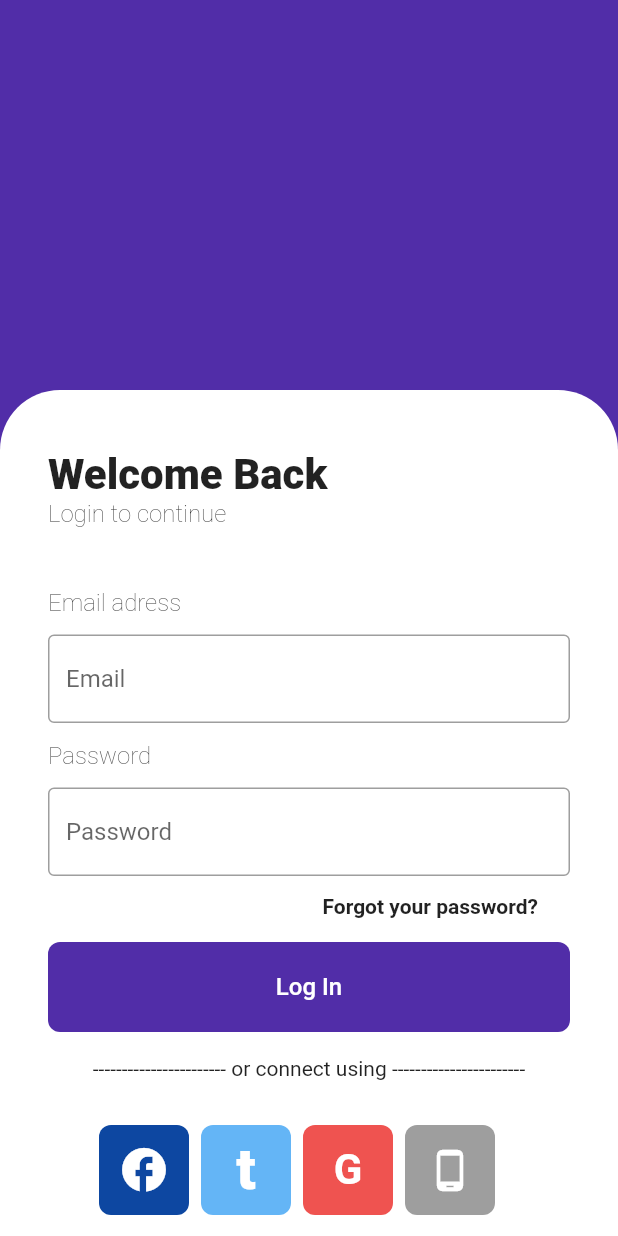
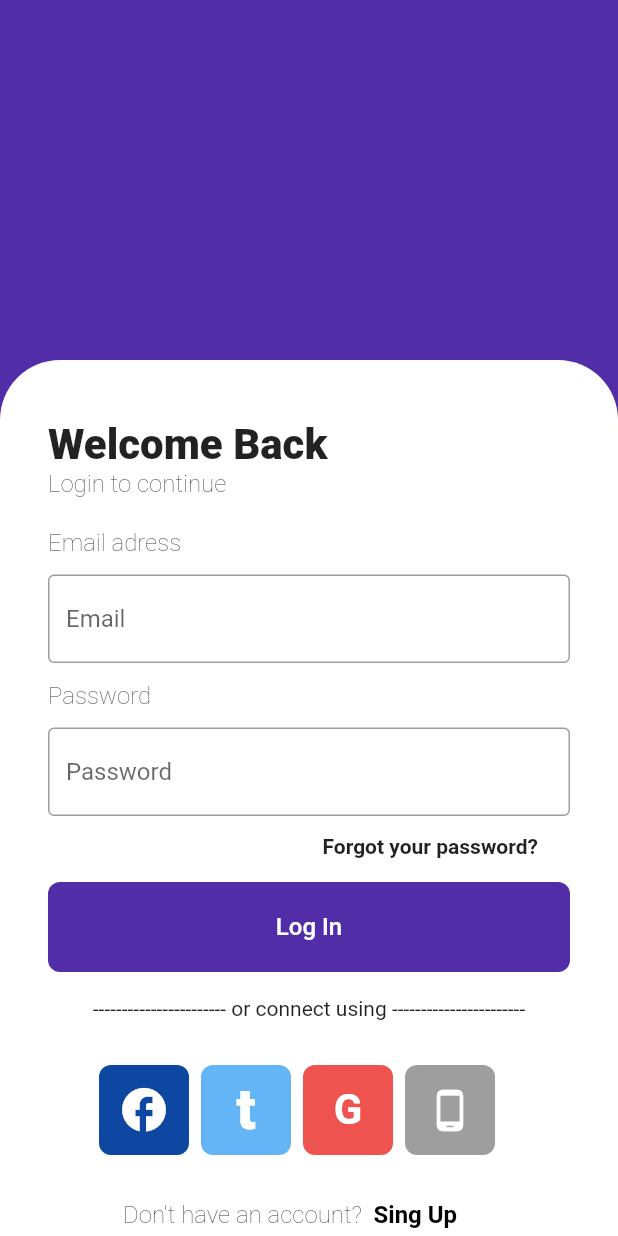
Before and after one commit to ahadjonovss/job_app_ui, a Flutter app: the screen it shows after launch, on a phone screen of 412 x 824 dp. Run offline on Flutter 3.47's test engine with Material 2 defaults, Android fonts, the phone set to English and light mode, and no system bars.

Commit message:
First page updated

```diff
--- a/lib/pages/welcome_back.dart
+++ b/lib/pages/welcome_back.dart
@@ -12,8 +12,8 @@ class WelcomeBack extends StatelessWidget {
         child: Container(
           child: Container(
             padding: const EdgeInsets.only(left: 32,right: 32,top: 40),
-            margin: const EdgeInsets.only(top: 260),
-            height: 580,
+            margin: const EdgeInsets.only(top: 240),
+            height: 600,
             width: double.infinity,
             decoration: const BoxDecoration(
               color: Colors.white,
@@ -28,7 +28,7 @@ class WelcomeBack extends StatelessWidget {
                 Container(
                     child: Text("Login to continue",style: TextStyle(fontSize: 16,fontWeight: FontWeight.w200),)), //Login to continue
                 Container(
-                  margin: EdgeInsets.only(top: 40),
+                  margin: EdgeInsets.only(top: 20),
                     child: Text("Email adress",style: TextStyle(fontSize: 16,fontWeight: FontWeight.w200),)),
                 Container(
                   margin: EdgeInsets.only(top: 12),
@@ -198,7 +198,24 @@ class WelcomeBack extends StatelessWidget {
                       ],
                     ),
                   ),
-                )//Welcome
+                ), // Social medias
+                Center(
+                  child: Container(
+                    padding: EdgeInsets.only(left: 50),
+                    child: Row(
+                      children:[
+                        Text("Don't have an account?  ",style: TextStyle(fontSize: 16,fontWeight: FontWeight.w200),
+                      ),
+                        InkWell(
+                          onTap: (){},
+                          child: Text("Sing Up",style:
+                          TextStyle(color: Colors.black,fontSize: 16,fontWeight: FontWeight.w600 ),
+                          ),
+                        ),
+                    ],
+                  ),
+                  ),
+                ),
               ],
             ),
 
```
